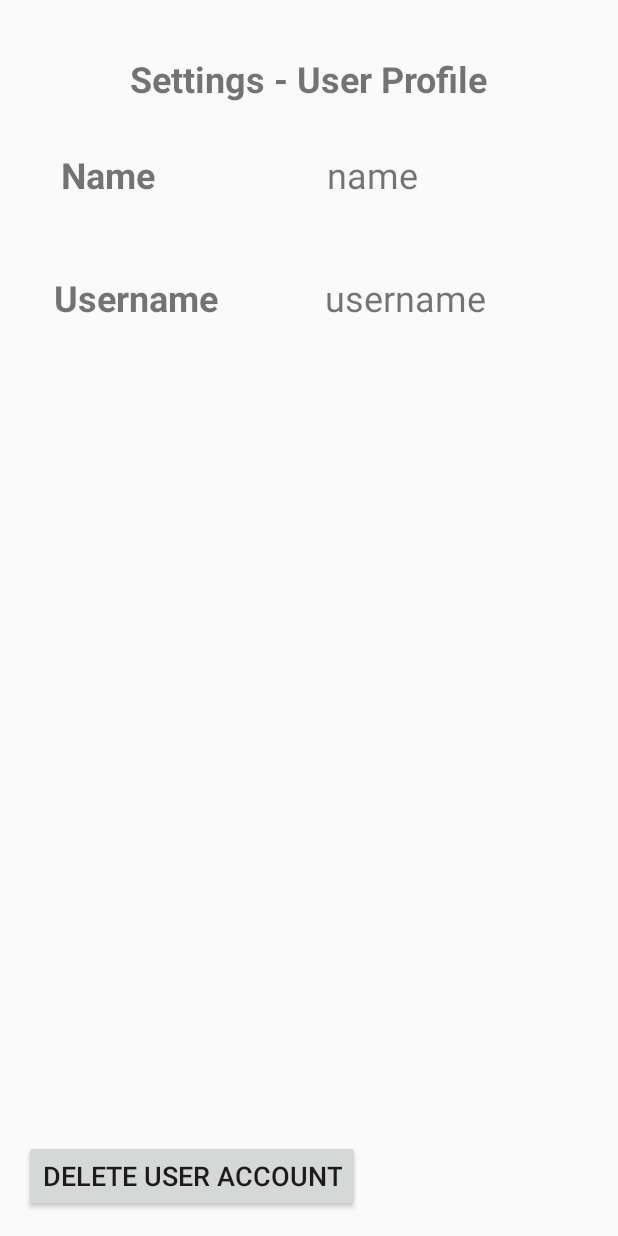
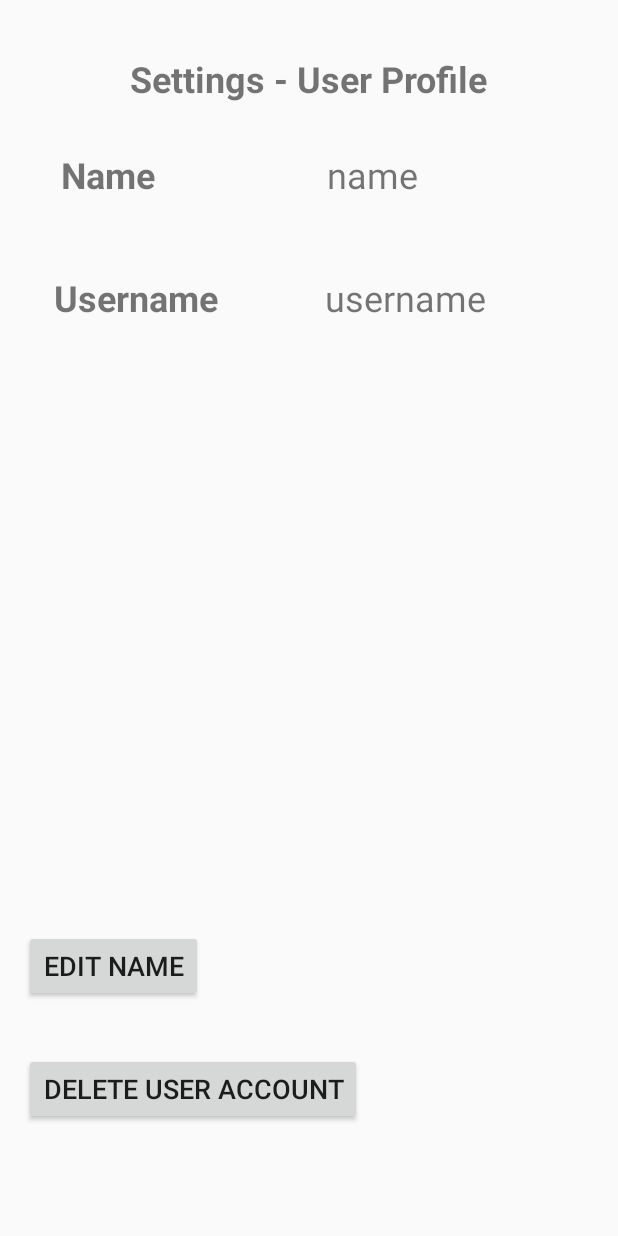
Before and after one commit to CMPUT301F17T02/BAARD, an Android app: the layout fragment_settings.xml on its own in the app's theme, with its tools: preview values and no code run, on a phone screen of 412 x 824 dp. Run offline under Robolectric (Android 15) with nearby library versions, the phone set to English and light mode, and no system bars.

Commit message:
edit button -- to become name edit

```diff
--- a/app/src/main/java/com/example/baard/SettingsFragment.java
+++ b/app/src/main/java/com/example/baard/SettingsFragment.java
@@ -75,6 +75,7 @@ public class SettingsFragment extends Fragment {
         user = fc.loadUser(getActivity().getApplicationContext(), username);
 
         Button deleteButton = myView.findViewById(R.id.delete);
+        Button editButton = myView.findViewById(R.id.edit);
         TextView nameView = myView.findViewById(R.id.name);
         TextView userNameView = myView.findViewById(R.id.username);
 
@@ -88,6 +89,12 @@ public class SettingsFragment extends Fragment {
             }
         });
 
+        editButton.setOnClickListener(new View.OnClickListener(){
+            @Override
+            public void onClick(View view){
+                Toast.makeText(getActivity(), "COMING SOON", Toast.LENGTH_SHORT).show();
+            }
+        });
 
         // Inflate the layout for this fragment
         return myView;
--- a/app/src/main/res/layout/fragment_settings.xml
+++ b/app/src/main/res/layout/fragment_settings.xml
@@ -66,16 +66,28 @@
         android:layout_marginStart="33dp" />
 
     <Button
+        android:id="@+id/edit"
+        android:layout_width="119dp"
+        android:layout_height="wrap_content"
+        android:layout_marginBottom="156dp"
+        android:layout_marginStart="16dp"
+        android:text="Edit Name"
+        android:textSize="18sp"
+        app:layout_constraintBottom_toBottomOf="parent"
+        android:layout_marginLeft="24dp"
+        app:layout_constraintLeft_toLeftOf="parent" />
+
+    <Button
         android:id="@+id/delete"
-        android:layout_width="wrap_content"
-        android:layout_height="wrap_content"
-        android:layout_marginBottom="16dp"
-        android:layout_marginLeft="16dp"
+        android:layout_width="225dp"
+        android:layout_height="48dp"
+        android:layout_marginBottom="74dp"
+        android:layout_marginStart="16dp"
         android:text="Delete User Account"
         android:textSize="18sp"
         app:layout_constraintBottom_toBottomOf="parent"
-        app:layout_constraintLeft_toLeftOf="parent"
-        android:layout_marginStart="16dp" />
+        android:layout_marginLeft="24dp"
+        app:layout_constraintLeft_toLeftOf="parent" />
 
     <TextView
         android:id="@+id/textView10"
```
